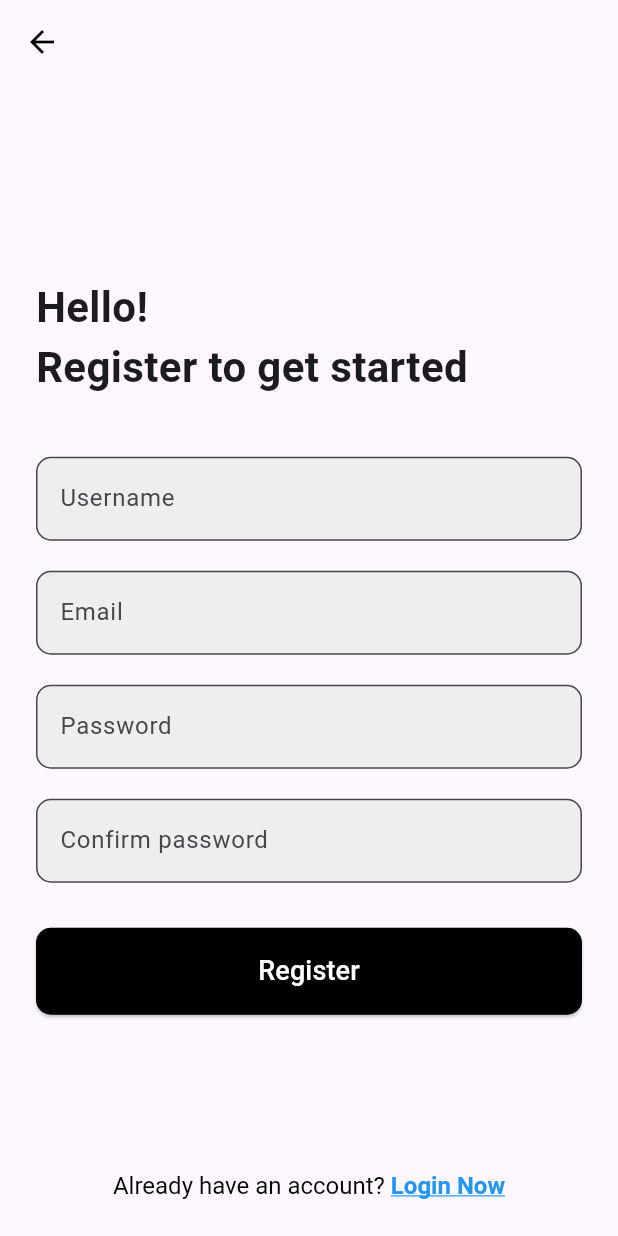
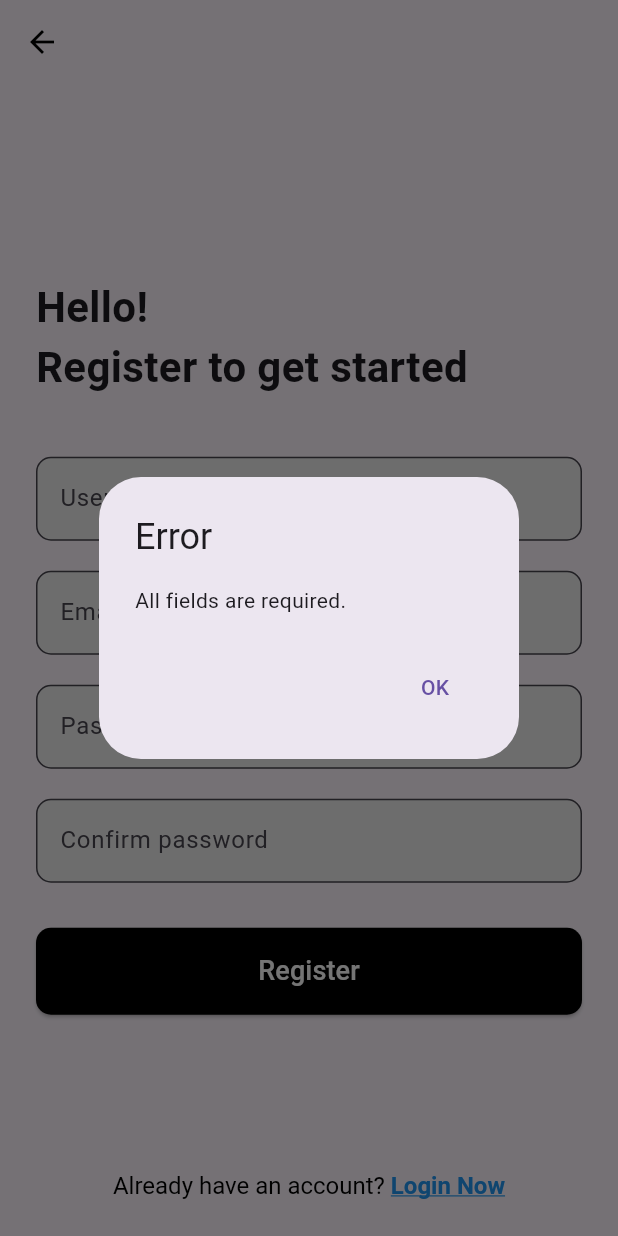
Before and after one commit to larasangelo/SafeRoads, a Flutter app: the RegisterPage screen opened by its route, after a tap on "Register", on a phone screen of 412 x 824 dp. Run offline on Flutter 3.47's test engine with Material 3 defaults, Android fonts, the phone set to English and light mode, and no system bars; our stand-ins replace firebase_auth, firebase_core, firebase_messaging, flutter_map, latlong2, location; accounts and stored records are empty.

Commit message:
implementing mvc and getting register and login working

```diff
--- /dev/null
+++ b/safe_roads/lib/controllers/auth_controller.dart
@@ -0,0 +1,75 @@
+import 'package:flutter/material.dart';
+import '../models/auth_model.dart';
+
+class AuthController {
+  final AuthModel _authModel = AuthModel();
+
+  Future<void> registerUser({
+    required BuildContext context,
+    required String username,
+    required String email,
+    required String password,
+    required String confirmPassword,
+  }) async {
+    if (username.isEmpty || email.isEmpty || password.isEmpty || confirmPassword.isEmpty) {
+      _showErrorDialog(context, "All fields are required.");
+      return;
+    }
+
+    if (password != confirmPassword) {
+      _showErrorDialog(context, "Passwords do not match.");
+      return;
+    }
+
+    try {
+      await _authModel.registerUser(
+        email: email,
+        password: password,
+        username: username,
+      );
+
+      // Navigate to Login page
+      Navigator.pushNamed(context, '/login');
+    } catch (e) {
+      _showErrorDialog(context, e.toString());
+    }
+  }
+
+  Future<void> loginUser({
+    required BuildContext context,
+    required String email,
+    required String password,
+  }) async {
+    if (email.isEmpty || password.isEmpty) {
+      _showErrorDialog(context, "Email and Password are required.");
+      return;
+    }
+
+    try {
+      await _authModel.loginUser(email: email, password: password);
+
+      // Navigate to the home page after successful login
+      Navigator.pushReplacementNamed(context, '/home');
+    } catch (e) {
+      _showErrorDialog(context, e.toString());
+    }
+  }
+
+  void _showErrorDialog(BuildContext context, String message) {
+    showDialog(
+      context: context,
+      builder: (context) => AlertDialog(
+        title: const Text("Error"),
+        content: Text(message),
+        actions: [
+          TextButton(
+            onPressed: () {
+              Navigator.pop(context);
+            },
+            child: const Text("OK"),
+          ),
+        ],
+      ),
+    );
+  }
+}
--- a/safe_roads/lib/main.dart
+++ b/safe_roads/lib/main.dart
@@ -4,7 +4,6 @@ import 'package:firebase_messaging/firebase_messaging.dart';
 import 'package:safe_roads/firebase_options.dart';
 import 'package:safe_roads/pages/home.dart';
 import 'package:safe_roads/pages/loading.dart';
-import 'package:firebase_auth/firebase_auth.dart';
 import 'package:safe_roads/pages/login.dart';
 import 'package:safe_roads/pages/register.dart';
 import 'package:safe_roads/pages/welcome.dart';
--- /dev/null
+++ b/safe_roads/lib/models/auth_model.dart
@@ -0,0 +1,42 @@
+import 'package:firebase_auth/firebase_auth.dart';
+
+class AuthModel {
+  final FirebaseAuth _auth = FirebaseAuth.instance;
+
+  Future<User?> registerUser({
+    required String email,
+    required String password,
+    required String username,
+  }) async {
+    try {
+      UserCredential userCredential = await _auth.createUserWithEmailAndPassword(
+        email: email,
+        password: password,
+      );
+
+      // Update user's display name
+      await userCredential.user?.updateDisplayName(username);
+
+      return userCredential.user;
+    } on FirebaseAuthException catch (e) {
+      throw Exception(e.message ?? "An unknown error occurred.");
+    }
+  }
+
+  Future<User?> loginUser({required String email, required String password}) async {
+    try {
+      UserCredential userCredential = await _auth.signInWithEmailAndPassword(
+        email: email,
+        password: password,
+      );
+
+      return userCredential.user;
+    } on FirebaseAuthException catch (e) {
+      throw Exception(e.message ?? "An unknown error occurred.");
+    }
+  }
+
+  Future<void> logout() async {
+    await _auth.signOut();
+  }
+}
--- a/safe_roads/lib/pages/register.dart
+++ b/safe_roads/lib/pages/register.dart
@@ -1,7 +1,22 @@
 import 'package:flutter/material.dart';
+import '../controllers/auth_controller.dart';
 
-class RegisterPage extends StatelessWidget {
+class RegisterPage extends StatefulWidget {
   const RegisterPage({Key? key}) : super(key: key);
+
+  @override
+  State<RegisterPage> createState() => _RegisterPageState();
+}
+
+class _RegisterPageState extends State<RegisterPage> {
+  final AuthController _authController = AuthController();
+
+  final TextEditingController _usernameController = TextEditingController();
+  final TextEditingController _emailController = TextEditingController();
+  final TextEditingController _passwordController = TextEditingController();
+  final TextEditingController _confirmPasswordController = TextEditingController();
+
+  final _formKey = GlobalKey<FormState>();
 
   @override
   Widget build(BuildContext context) {
@@ -12,17 +27,18 @@ class RegisterPage extends StatelessWidget {
         leading: IconButton(
           icon: const Icon(Icons.arrow_back, color: Colors.black),
           onPressed: () {
-            Navigator.pop(context); // Navigate back to the Welcome Page
+            Navigator.pop(context);
           },
         ),
       ),
       body: Padding(
         padding: const EdgeInsets.all(24.0),
+        child: Form(
+          key: _formKey,
           child: Column(
             crossAxisAlignment: CrossAxisAlignment.start,
             children: [
               const Spacer(),
-            // Welcome Text
               const Text(
                 "Hello! \nRegister to get started",
                 style: TextStyle(
@@ -31,8 +47,8 @@ class RegisterPage extends StatelessWidget {
                 ),
               ),
               const SizedBox(height: 40.0),
-            // Username Input
-            TextField(
+              TextFormField(
+                controller: _usernameController,
                 decoration: InputDecoration(
                   labelText: "Username",
                   border: OutlineInputBorder(
@@ -43,8 +59,8 @@ class RegisterPage extends StatelessWidget {
                 ),
               ),
               const SizedBox(height: 20.0),
-            // Email Input
-            TextField(
+              TextFormField(
+                controller: _emailController,
                 decoration: InputDecoration(
                   labelText: "Email",
                   border: OutlineInputBorder(
@@ -56,7 +72,8 @@ class RegisterPage extends StatelessWidget {
                 keyboardType: TextInputType.emailAddress,
               ),
               const SizedBox(height: 20.0),
-            TextField(
+              TextFormField(
+                controller: _passwordController,
                 decoration: InputDecoration(
                   labelText: "Password",
                   border: OutlineInputBorder(
@@ -68,7 +85,8 @@ class RegisterPage extends StatelessWidget {
                 obscureText: true,
               ),
               const SizedBox(height: 20.0),
-            TextField(
+              TextFormField(
+                controller: _confirmPasswordController,
                 decoration: InputDecoration(
                   labelText: "Confirm password",
                   border: OutlineInputBorder(
@@ -80,12 +98,17 @@ class RegisterPage extends StatelessWidget {
                 obscureText: true,
               ),
               const SizedBox(height: 30.0),
-            // Register Button
               SizedBox(
                 width: double.infinity,
                 child: ElevatedButton(
                   onPressed: () {
-                  // Handle login logic here
+                    _authController.registerUser(
+                      context: context,
+                      username: _usernameController.text.trim(),
+                      email: _emailController.text.trim(),
+                      password: _passwordController.text.trim(),
+                      confirmPassword: _confirmPasswordController.text.trim(),
+                    );
                   },
                   style: ElevatedButton.styleFrom(
                     backgroundColor: Colors.black,
@@ -101,11 +124,10 @@ class RegisterPage extends StatelessWidget {
                 ),
               ),
               const Spacer(),
-            // Register Now Text
               Center(
                 child: GestureDetector(
                   onTap: () {
-                  Navigator.pushNamed(context, '/login'); // Navigate to register page
+                    Navigator.pushNamed(context, '/login');
                   },
                   child: RichText(
                     text: const TextSpan(
@@ -128,6 +150,7 @@ class RegisterPage extends StatelessWidget {
             ],
           ),
         ),
+      ),
     );
   }
 }
```
Also changed, not shown: safe_roads/lib/pages/login.dart (+34 -4 lines). Lines whose indentation alone changed are shown as unchanged.
